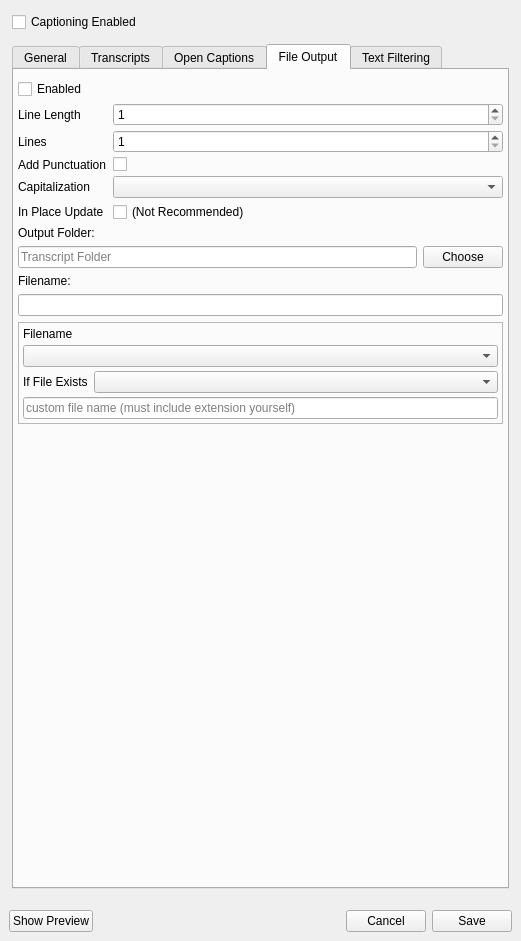
Old version of the form src/ui/CaptionSettingsWidget.ui in the repository ratwithacompiler/OBS-captions-plugin.
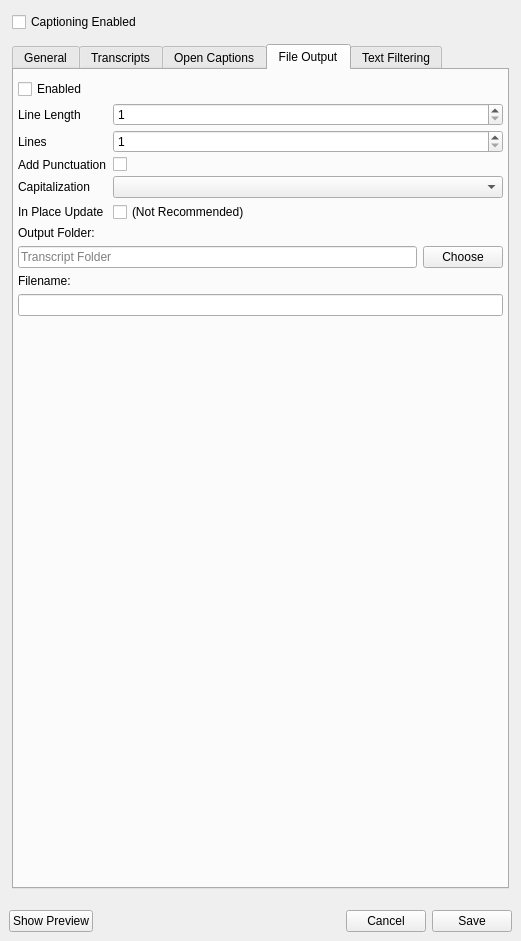
New version of the form. The open tabs and pages were chosen to show the change.

Diff of the .ui file:
```diff
--- a/src/ui/CaptionSettingsWidget.ui
+++ b/src/ui/CaptionSettingsWidget.ui
@@ -1446,94 +1446,6 @@
            <item>
             <widget class="QLineEdit" name="fileOutputCustomNameOverwriteLineEdit"/>
            </item>
-           <item>
-            <widget class="QFrame" name="fileOutputFileNameWidget3">
-             <property name="sizePolicy">
-              <sizepolicy hsizetype="Preferred" vsizetype="Fixed">
-               <horstretch>0</horstretch>
-               <verstretch>0</verstretch>
-              </sizepolicy>
-             </property>
-             <property name="frameShape">
-              <enum>QFrame::StyledPanel</enum>
-             </property>
-             <layout class="QVBoxLayout" name="verticalLayout_7">
-              <property name="spacing">
-               <number>4</number>
-              </property>
-              <property name="leftMargin">
-               <number>4</number>
-              </property>
-              <property name="topMargin">
-               <number>4</number>
-              </property>
-              <property name="rightMargin">
-               <number>4</number>
-              </property>
-              <property name="bottomMargin">
-               <number>4</number>
-              </property>
-              <item>
-               <widget class="QLabel" name="label_13">
-                <property name="text">
-                 <string>Filename</string>
-                </property>
-               </widget>
-              </item>
-              <item>
-               <widget class="QComboBox" name="fileOutputFilenameComboBox">
-                <property name="minimumSize">
-                 <size>
-                  <width>250</width>
-                  <height>0</height>
-                 </size>
-                </property>
-               </widget>
-              </item>
-              <item>
-               <widget class="QWidget" name="fileOutputCustomNameWidget" native="true">
-                <layout class="QHBoxLayout" name="horizontalLayout_9">
-                 <property name="leftMargin">
-                  <number>0</number>
-                 </property>
-                 <property name="topMargin">
-                  <number>0</number>
-                 </property>
-                 <property name="rightMargin">
-                  <number>0</number>
-                 </property>
-                 <property name="bottomMargin">
-                  <number>0</number>
-                 </property>
-                 <item>
-                  <widget class="QLabel" name="label_16">
-                   <property name="sizePolicy">
-                    <sizepolicy hsizetype="Fixed" vsizetype="Preferred">
-                     <horstretch>0</horstretch>
-                     <verstretch>0</verstretch>
-                    </sizepolicy>
-                   </property>
-                   <property name="text">
-                    <string>If File Exists</string>
-                   </property>
-                  </widget>
-                 </item>
-                 <item>
-                  <widget class="QComboBox" name="fileOutputCustomNameExistsCombobox"/>
-                 </item>
-                </layout>
-               </widget>
-              </item>
-              <item>
-               <widget class="QLineEdit" name="fileOutputCustomNameOverwriteLineEditOld">
-                <property name="placeholderText">
-                 <string>custom file name (must include extension yourself)</string>
-                </property>
-               </widget>
-              </item>
-             </layout>
-            </widget>
-           </item>
            <item>
             <spacer name="verticalSpacer_2">
              <property name="orientation">
```
